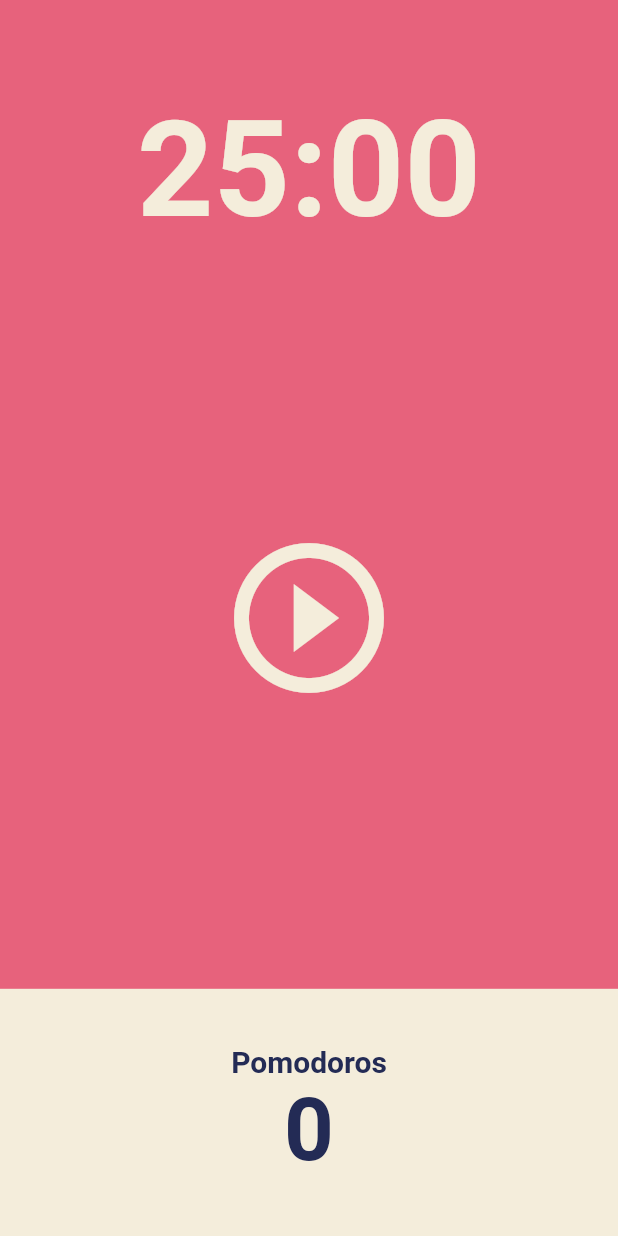
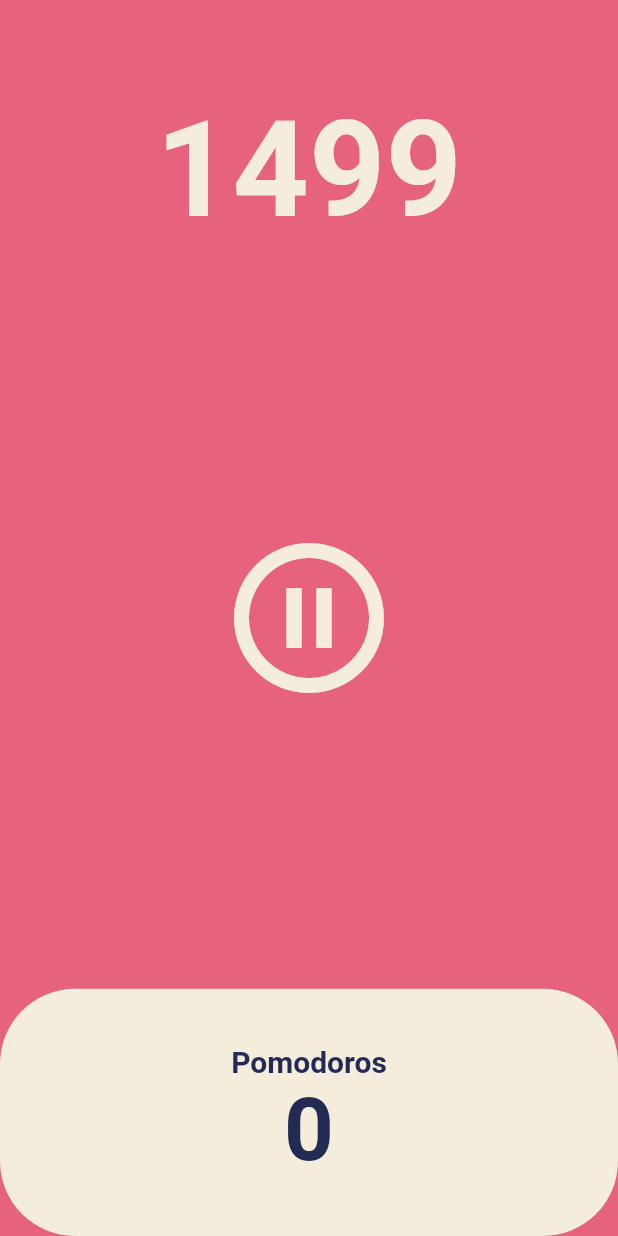
Before and after one commit to guraband/practice-flutter-for-beginners, a Flutter app: the screen it shows after launch, after a tap on the "play circle outline" icon, on a phone screen of 412 x 824 dp. Run offline on Flutter 3.47's test engine with Material 2 defaults, Android fonts, the phone set to English and light mode, and no system bars.

Commit message:
#5.2 Pause Play 완료료

```diff
--- a/lib/widgets/screens/home_screen.dart
+++ b/lib/widgets/screens/home_screen.dart
@@ -1,3 +1,5 @@
+import 'dart:async';
+
 import 'package:flutter/material.dart';
 
 class HomeScreen extends StatefulWidget {
@@ -8,6 +10,34 @@ class HomeScreen extends StatefulWidget {
 }
 
 class _HomeScreenState extends State<HomeScreen> {
+  int totalSeconds = 1500;
+  bool isRunning = false;
+  late Timer timer;
+
+  void onTick(Timer timer) {
+    setState(() {
+      totalSeconds--;
+    });
+  }
+
+  void onStartPressed() {
+    timer = Timer.periodic(
+      const Duration(seconds: 1),
+      onTick,
+    );
+
+    setState(() {
+      isRunning = true;
+    });
+  }
+
+  void onPausePressed() {
+    timer.cancel();
+    setState(() {
+      isRunning = false;
+    });
+  }
+
   @override
   Widget build(BuildContext context) {
     return Scaffold(
@@ -19,7 +49,7 @@ class _HomeScreenState extends State<HomeScreen> {
             child: Container(
               alignment: Alignment.bottomCenter,
               child: Text(
-                '25:00',
+                '$totalSeconds',
                 style: TextStyle(
                   color: Theme.of(context).cardColor,
                   fontSize: 89,
@@ -32,10 +62,12 @@ class _HomeScreenState extends State<HomeScreen> {
             flex: 3,
             child: Center(
               child: IconButton(
-                icon: const Icon(Icons.play_circle_outline),
+                icon: Icon(isRunning
+                    ? Icons.pause_circle_outlined
+                    : Icons.play_circle_outline),
                 iconSize: 120,
                 color: Theme.of(context).cardColor,
-                onPressed: () {},
+                onPressed: isRunning ? onPausePressed : onStartPressed,
               ),
             ),
           ),
@@ -47,6 +79,7 @@ class _HomeScreenState extends State<HomeScreen> {
                   child: Container(
                     decoration: BoxDecoration(
                       color: Theme.of(context).cardColor,
+                      borderRadius: BorderRadius.circular(50),
                     ),
                     child: Column(
                       mainAxisAlignment: MainAxisAlignment.center,
```
